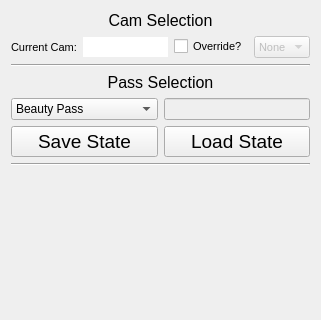
Above: radish_standalone.ui from stephensmitchell-forks/radish before the change; both pictures show x 0 to 321 and y 0 to 320 of the 321 by 480 pixel window. Below: the same form after it.
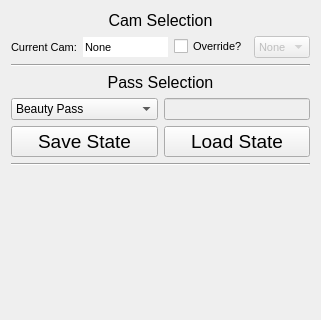
That is the form after the change.

Commit message: Made use of python string formatting to insert variables into various string things, and added checks to catch blank inputs for Cam and Pass (defaults to 'BLANK' now)

What changed in the file:
```diff
--- a/radish_standalone.ui
+++ b/radish_standalone.ui
@@ -100,6 +100,9 @@
            <property name="toolTip">
             <string>&lt;html&gt;&lt;p&gt;The current active viewport.&lt;/p&gt;&lt;/html&gt;</string>
            </property>
+           <property name="text">
+            <string>None</string>
+           </property>
            <property name="frame">
             <bool>false</bool>
            </property>
```
The commit also changes 2 other files.
